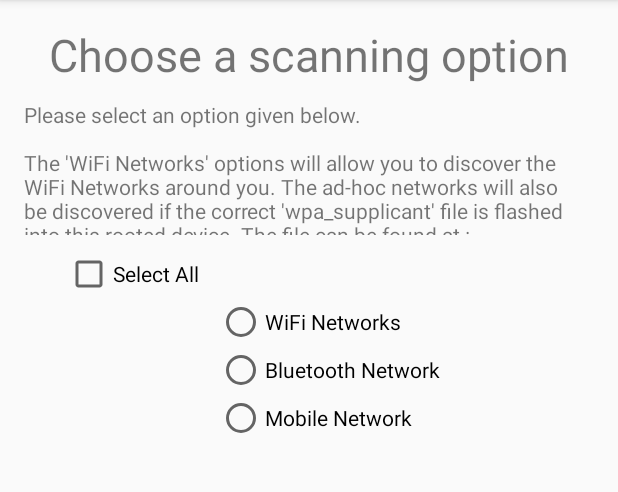
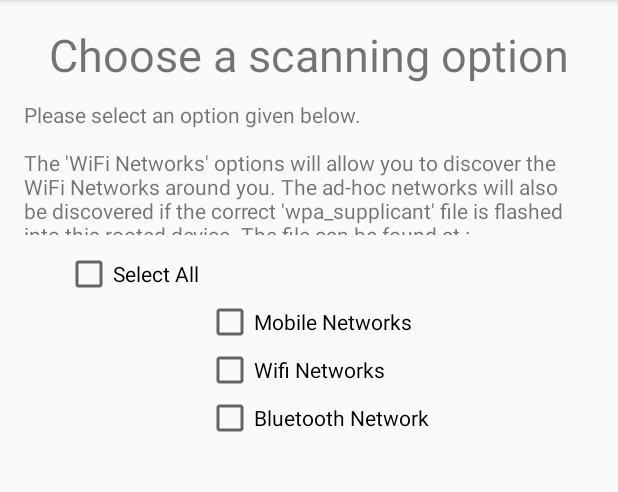
Before and after one commit to babaours/Cheaty, an Android app: the screen it shows after launch (SelecterActivity), on a phone screen of 412 x 824 dp, the part 84-576 px from its top. Run offline under Robolectric (Android 15) with nearby library versions, the phone set to English and light mode, and no system bars; our stand-ins replace ButterKnife.

Commit message:
corrected SelecterActivity, finished BluetoothScanActivity and finished working on SaveItem, needs to test

```diff
--- a/app/build.gradle
+++ b/app/build.gradle
@@ -18,7 +18,7 @@ android {
         }
     }
     compileOptions {
-        targetCompatibility JavaVersion.VERSION_1_6
+        targetCompatibility JavaVersion.VERSION_1_7
     }
 }
 
--- a/app/src/main/AndroidManifest.xml
+++ b/app/src/main/AndroidManifest.xml
@@ -3,6 +3,8 @@
     package="hugues.marchal.cheaty">
 
     <uses-permission android:name="android.permission.BLUETOOTH" />
+    <uses-permission android:name="android.permission.BLUETOOTH_ADMIN" />
+
     <application
         android:allowBackup="true"
         android:icon="@mipmap/ic_launcher"
--- a/app/src/main/res/layout/activity_selecter_main.xml
+++ b/app/src/main/res/layout/activity_selecter_main.xml
@@ -45,34 +45,8 @@
         android:layout_below="@+id/scrollView"
         android:layout_marginTop="10dp"
         android:layout_centerVertical="true"
-        android:layout_alignStart="@+id/selectBTN" />
-
-    <RadioButton
-        android:layout_width="wrap_content"
-        android:layout_height="wrap_content"
-        android:text="WiFi Networks"
-        android:id="@+id/selectWifiRB"
-        android:layout_below="@+id/selectAllCB"
-        android:layout_centerHorizontal="true"
-        android:clickable="true" />
-
-    <RadioButton
-        android:layout_width="wrap_content"
-        android:layout_height="wrap_content"
-        android:text="Bluetooth Network"
-        android:id="@+id/selectBluetoothRB"
-        android:layout_below="@+id/selectWifiRB"
-        android:layout_alignStart="@+id/selectWifiRB"
-        android:clickable="true" />
-
-    <RadioButton
-        android:layout_width="wrap_content"
-        android:layout_height="wrap_content"
-        android:text="Mobile Network"
-        android:id="@+id/selectMobileRB"
-        android:layout_below="@+id/selectBluetoothRB"
-        android:layout_alignStart="@+id/selectBluetoothRB"
-        android:clickable="true" />
+        android:layout_alignStart="@+id/selectBTN"
+        android:onClick="selectAllOptions"/>
 
     <Button
         android:layout_width="250dp"
@@ -83,5 +57,35 @@
         android:layout_centerHorizontal="true"
         android:clickable="true" />
 
+    <CheckBox
+        android:layout_width="wrap_content"
+        android:layout_height="wrap_content"
+        android:text="Mobile Networks"
+        android:id="@+id/selectMobileCB"
+        android:layout_below="@+id/selectAllCB"
+        android:layout_centerHorizontal="true"
+        android:clickable="true"
+        android:onClick="mobileCBCheck"/>
+
+    <CheckBox
+        android:layout_width="wrap_content"
+        android:layout_height="wrap_content"
+        android:text="Wifi Networks"
+        android:id="@+id/selectWifiCB"
+        android:layout_below="@+id/selectMobileCB"
+        android:layout_alignStart="@+id/selectMobileCB"
+        android:clickable="true"
+        android:onClick="wifiCBCheck"/>
+
+    <CheckBox
+        android:layout_width="wrap_content"
+        android:layout_height="wrap_content"
+        android:text="Bluetooth Network"
+        android:id="@+id/selectBluetoothCB"
+        android:layout_below="@+id/selectWifiCB"
+        android:layout_alignStart="@+id/selectWifiCB"
+        android:clickable="true"
+        android:onClick="bluetoothCBCheck" />
+
 
 </RelativeLayout>
```
Also changed, not shown: app/src/main/java/hugues/marchal/cheaty/Activities/BluetoothScanActivity.java (+91 -1 lines), app/src/main/java/hugues/marchal/cheaty/Activities/SelecterActivity.java (+152 -134 lines), app/src/main/java/hugues/marchal/cheaty/Classes/SaveItem.java (added, +115 -0 lines), app/src/main/res/layout/bluetooth_list_item.xml (added, +10 -0 lines).
